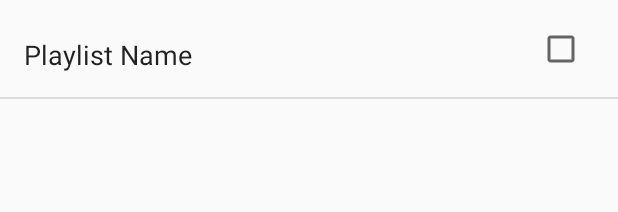
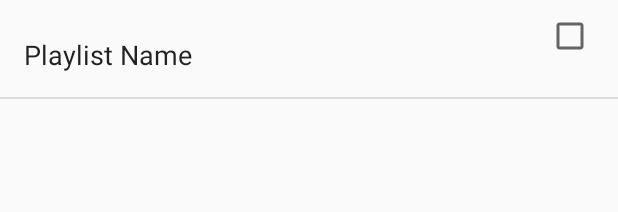
Before and after one commit to LMChavez980/FYP-Moodify, an Android app: the layout list_playlist.xml on its own in the app's theme, with its tools: preview values and no code run, on a phone screen of 412 x 824 dp. Shown: the top 212 px of the screen. Run offline under Robolectric (Android 15) with nearby library versions, the phone set to English and light mode, and no system bars.

Commit message:
Changed text view to CheckedTextView

```diff
--- a/MoodifyApp/app/src/main/java/com/fypmood/moodify/MainActivity.java
+++ b/MoodifyApp/app/src/main/java/com/fypmood/moodify/MainActivity.java
@@ -45,9 +45,6 @@ public class MainActivity extends AppCompatActivity {
         mExPlaylistRecyclerView = findViewById(R.id.playlistRecyclerView);
         mExPlaylistRecyclerView.setLayoutManager(new LinearLayoutManager(this));
 
-        //mExPlaylistAdapter = new ExPlaylistRecyclerAdapter(this, new ArrayList<PlaylistSimple>());
-        //mExPlaylistRecyclerView.setAdapter(mExPlaylistAdapter);
-
         SpotifyService spotify = api.getService();
 
         spotify.getMyPlaylists(new Callback<Pager<PlaylistSimple>>() {
@@ -62,7 +59,7 @@ public class MainActivity extends AppCompatActivity {
                     @Override
                     public void onClickListener(PlaylistSimple playlist) {
                         //Toast.makeText(MainActivity.this, playlist.id, Toast.LENGTH_LONG).show();
-                        mSpotifyAppRemote.getPlayerApi().play("spotify:playlist:"+playlist.id);
+                        /*mSpotifyAppRemote.getPlayerApi().play("spotify:playlist:"+playlist.id);
 
                         mSpotifyAppRemote.getPlayerApi()
                                 .subscribeToPlayerState()
@@ -72,6 +69,7 @@ public class MainActivity extends AppCompatActivity {
                                         Log.d("MainActivity", track.name + " by " + track.artist.name);
                                     }
                                 });
+                         */
 
 
                     }
--- a/MoodifyApp/app/src/main/res/layout/activity_splash.xml
+++ b/MoodifyApp/app/src/main/res/layout/activity_splash.xml
@@ -15,6 +15,7 @@
         android:textSize="24sp"
         app:layout_constraintBottom_toBottomOf="parent"
         app:layout_constraintEnd_toEndOf="parent"
+        app:layout_constraintHorizontal_bias="0.663"
         app:layout_constraintStart_toStartOf="parent"
         app:layout_constraintTop_toTopOf="parent" />
 </androidx.constraintlayout.widget.ConstraintLayout>
--- a/MoodifyApp/app/src/main/res/layout/list_playlist.xml
+++ b/MoodifyApp/app/src/main/res/layout/list_playlist.xml
@@ -8,8 +8,9 @@
     android:focusable="true"
     android:orientation="vertical">
 
-    <TextView
+    <CheckedTextView
         android:id="@+id/list_item"
+        android:checkMark="?android:attr/listChoiceIndicatorMultiple"
         style="@style/playlist_list_style"
         android:layout_width="match_parent"
         android:layout_height="wrap_content"
@@ -23,12 +24,4 @@
         android:layout_below="@id/list_item"
         android:background="?attr/dividerHorizontal"/>
 
-    <CheckBox
-        android:id="@+id/checkBox"
-        android:layout_width="wrap_content"
-        android:layout_height="wrap_content"
-        android:layout_alignParentEnd="true"
-        android:layout_centerVertical="true"
-        android:layout_marginEnd="22dp" />
-
 </RelativeLayout>
```
Also changed, not shown: MoodifyApp/app/src/main/java/com/fypmood/moodify/ExPlaylistRecyclerAdapter.java (+30 -4 lines).
